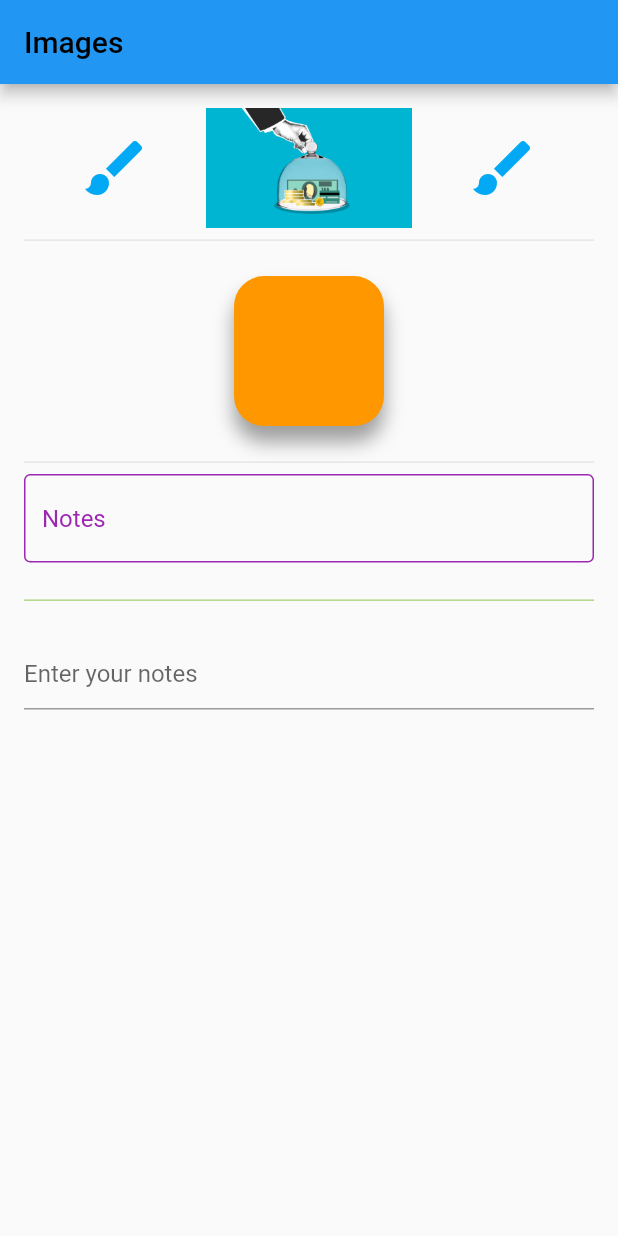
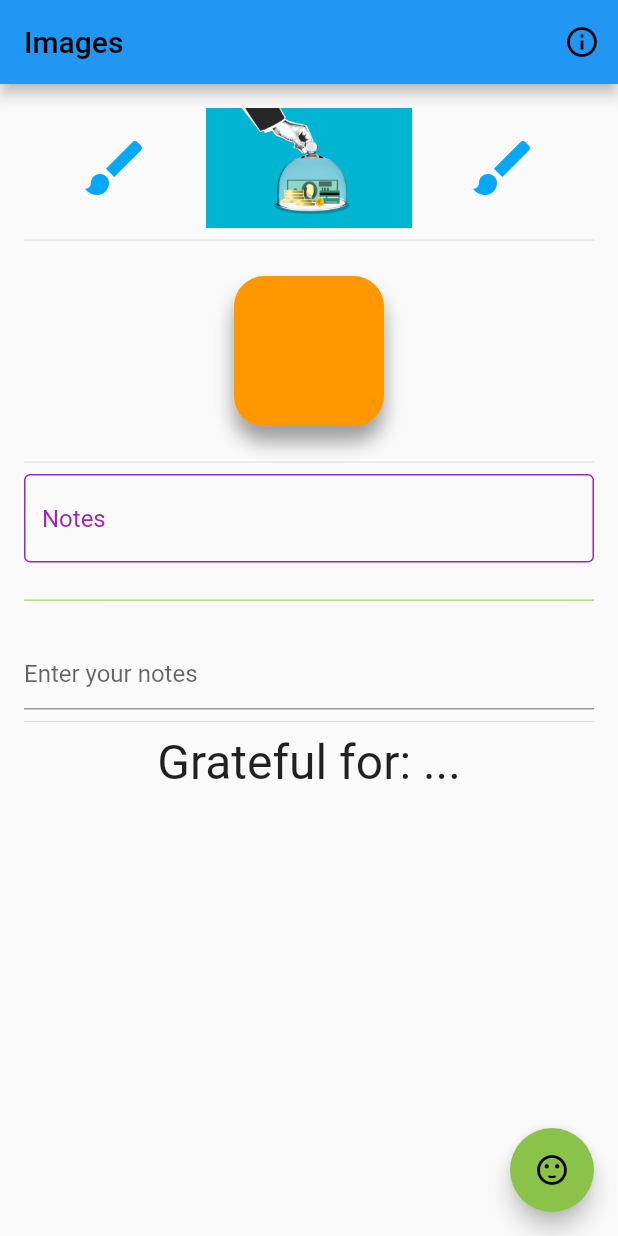
Before and after one commit to DerrickAntoney/begginer_app, a Flutter app: the screen it shows after launch, on a phone screen of 412 x 824 dp. Run offline on Flutter 3.47's test engine with Material 2 defaults, Android fonts, the phone set to English and light mode, and no system bars.

```diff
--- a/lib/pages/homethree.dart
+++ b/lib/pages/homethree.dart
@@ -1,4 +1,5 @@
 import 'package:flutter/material.dart';
+import 'about.dart';
 
 class HomeThree extends StatefulWidget {
   const HomeThree({super.key});
@@ -64,13 +65,10 @@ class InputDecoratorsWidget extends StatelessWidget {
   @override
   Widget build(BuildContext context) {
     return Column(
-      children: <Widget> [
+      children: <Widget>[
         TextField(
           keyboardType: TextInputType.text,
-          style: TextStyle(
-            color: Colors.grey.shade800,
-            fontSize: 16.0
-          ),
+          style: TextStyle(color: Colors.grey.shade800, fontSize: 16.0),
           decoration: const InputDecoration(
               hintText: 'Notes',
               hintStyle: TextStyle(color: Colors.purple),
@@ -78,8 +76,8 @@ class InputDecoratorsWidget extends StatelessWidget {
               //helperStyle: TextStyle(color: Colors.purple)
               //border: OutlineInputBorder()
               enabledBorder: OutlineInputBorder(
-              borderSide: BorderSide(color: Colors.purple),)
-          ),
+                borderSide: BorderSide(color: Colors.purple),
+              )),
         ),
         const Divider(
           color: Colors.lightGreen,
@@ -94,14 +92,35 @@ class InputDecoratorsWidget extends StatelessWidget {
 }
 
 class _HomeThreeState extends State<HomeThree> {
+  static String _howAreYou = '...';
+  void _openPageAbout ({required BuildContext context, bool fullscreenDialog = false}) {
+    Navigator.push(context,
+    MaterialPageRoute(builder: (context) => const About(),),);
+
+  void _openPageGratitude(
+    {BuildContext context, bool fullscreenDialog = false}) async {
+    final String _gratitudeResponse = await Navigator.push(, route)
+    }
+  }
   @override
   Widget build(BuildContext context) {
     return Scaffold(
+      floatingActionButton: FloatingActionButton(
+          onPressed: () => _openPageGratitude(context: context),
+          tooltip: 'About',
+          child: const Icon(Icons.sentiment_satisfied)),
       appBar: AppBar(
         title: const Text(
           'Images',
           textAlign: TextAlign.center,
         ),
+        actions: <Widget>[
+          IconButton(
+            onPressed: () =>
+                _openPageAbout(context: context, fullscreenDialog: true),
+            icon: const Icon(Icons.info_outline),
+          )
+        ],
         backgroundColor: Colors.blue,
       ),
       body: const SafeArea(
@@ -115,6 +134,11 @@ class _HomeThreeState extends State<HomeThree> {
                 BoxDecorationWidget(),
                 Divider(),
                 InputDecoratorsWidget(),
+                Divider(),
+                Text(
+                  'Grateful for: $_howAreYou',
+                  style: TextStyle(fontSize: 32.0),
+                ),
               ],
             ),
           ),
```
Also changed, not shown: lib/pages/about.dart (added, +18 -0 lines), 1 other file. Lines whose indentation alone changed are shown as unchanged.
